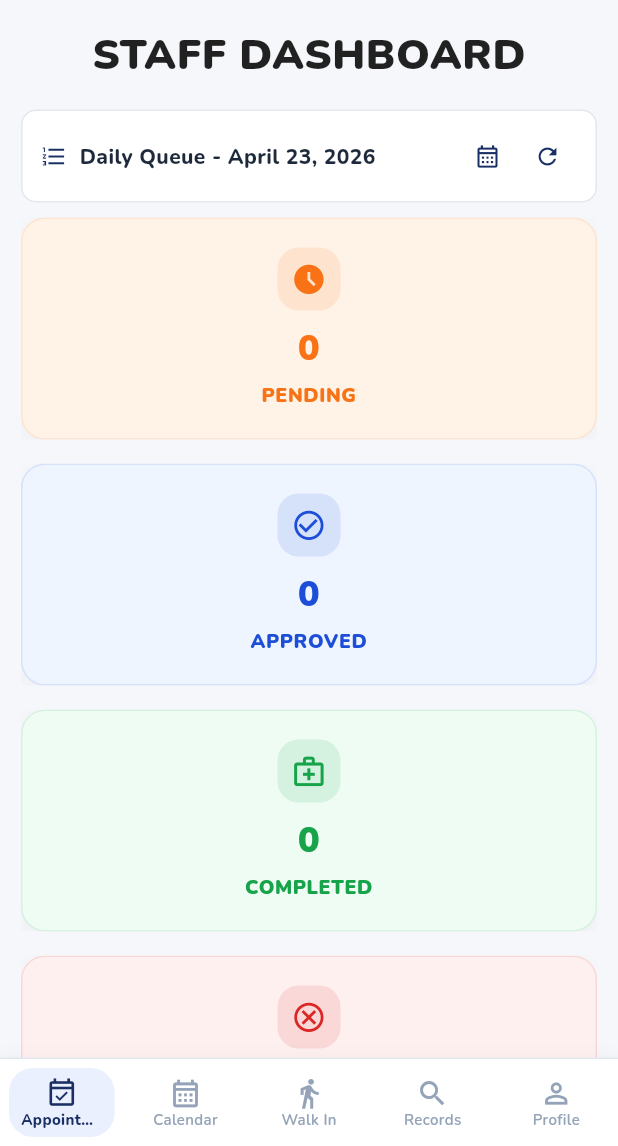
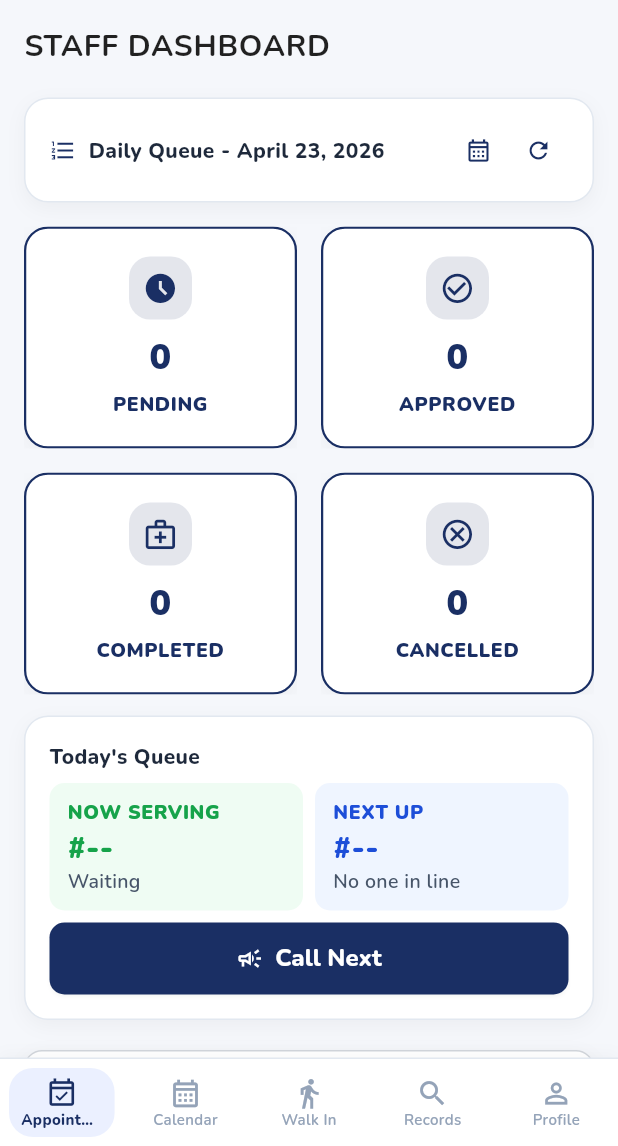
Before and after one commit to qwerty7605/dent-queue, a Flutter app: the StaffDashboardView screen opened directly with empty values, on a phone screen of 412 x 824 dp, the part 90-1236 px from its top. Run offline on Flutter 3.47's test engine with Material 3 defaults, Android fonts, the phone set to English and light mode, and no system bars; our stand-ins replace flutter_secure_storage, google_fonts, image_picker; missing offline and left inert: dart:html; accounts and stored records are empty; network calls fail.

Commit message:
Implemented ui changes

```diff
--- a/frontend/lib/core/endpoints.dart
+++ b/frontend/lib/core/endpoints.dart
@@ -48,9 +48,13 @@ class Endpoints {
   static String updateStaffProfile(int id) => '$_base/staff/profile/$id';
 
   static String adminAppointmentsByDate(String date) =>
-      '$_base/admin/appointments?date=$date';
-  static String adminCalendarAppointments(String date) =>
-      '$_base/admin/calendar/appointments?date=$date';
+      _withQueryParameters('$_base/admin/appointments', <String, String>{
+        'date': date,
+      });
+  static String adminCalendarAppointments(String date) => _withQueryParameters(
+    '$_base/admin/calendar/appointments',
+    <String, String>{'date': date},
+  );
   static String adminCalendarAppointmentDetails(int id) =>
       '$_base/admin/calendar/appointments/$id';
   static String adminDashboardStats([
--- a/frontend/lib/services/base_service.dart
+++ b/frontend/lib/services/base_service.dart
@@ -88,9 +88,10 @@ class BaseService {
   Future<http.Response> getRaw(
     String path, {
     Map<String, String> headers = const <String, String>{},
+    Duration? timeout,
   }) async {
     try {
-      return await _apiClient.getRaw(path, headers: headers);
+      return await _apiClient.getRaw(path, headers: headers, timeout: timeout);
     } on ApiException {
       rethrow;
     }
--- a/frontend/lib/views/staff_dashboard_view.dart
+++ b/frontend/lib/views/staff_dashboard_view.dart
@@ -174,7 +174,7 @@ class _StaffDashboardViewState extends State<StaffDashboardView> {
         setState(() {
           _isLoadingAppointments = false;
         });
-        _showStatusMessage(e.message);
+        _showStatusMessage(_resolveApiErrorMessage(e));
         return;
       }
 
@@ -183,7 +183,7 @@ class _StaffDashboardViewState extends State<StaffDashboardView> {
         _cancelledAppointments = [];
         _queueStatus = null;
         _isLoadingAppointments = false;
-        _appointmentsLoadError = e.message;
+        _appointmentsLoadError = _resolveApiErrorMessage(e);
       });
     } catch (_) {
       if (!mounted) return;
@@ -215,8 +215,6 @@ class _StaffDashboardViewState extends State<StaffDashboardView> {
   }
 
   Future<void> _initializeAppointments() async {
-    await _selectNextBookedDateForInitialLoad();
-    if (!mounted) return;
     await _loadAppointmentsForSelectedDate();
   }
 
@@ -255,37 +253,6 @@ class _StaffDashboardViewState extends State<StaffDashboardView> {
     );
     if (!mounted) return;
     await _loadUnreadNotificationCount();
-  }
-
-  Future<void> _selectNextBookedDateForInitialLoad() async {
-    try {
-      final appointments = await _appointmentService.getAdminMasterList();
-      final today = _startOfDay(DateTime.now());
-
-      DateTime? nextBookedDate;
-
-      for (final appointment in appointments) {
-        final status = normalizeAppointmentStatus(appointment['status']);
-        if (status == 'cancelled') {
-          continue;
-        }
-
-        final parsedDate = _parseApiDate(appointment['date']);
-        if (parsedDate == null || parsedDate.isBefore(today)) {
-          continue;
-        }
-
-        if (nextBookedDate == null || parsedDate.isBefore(nextBookedDate)) {
-          nextBookedDate = parsedDate;
-        }
-      }
-
-      if (nextBookedDate != null) {
-        _selectedDate = nextBookedDate;
-      }
-    } catch (_) {
-      // Fall back to today's queue when the master list is unavailable.
-    }
   }
 
   Future<void> _pickDate() async {
@@ -881,8 +848,8 @@ class _StaffDashboardViewState extends State<StaffDashboardView> {
 
     return LayoutBuilder(
       builder: (context, constraints) {
-        final horizontalPadding = constraints.maxWidth < 440 ? 14.0 : 22.0;
-        final maxWidth = constraints.maxWidth > 1024 ? 920.0 : double.infinity;
+        final horizontalPadding = constraints.maxWidth < 420 ? 16.0 : 24.0;
+        final maxWidth = constraints.maxWidth > 920 ? 920.0 : double.infinity;
         final summaryWidth = maxWidth == double.infinity
             ? constraints.maxWidth
             : maxWidth;
@@ -906,28 +873,26 @@ class _StaffDashboardViewState extends State<StaffDashboardView> {
                 child: Column(
                   crossAxisAlignment: CrossAxisAlignment.start,
                   children: [
-                    Center(
-                      child: Text(
-                        '$_accountRoleTag DASHBOARD',
-                        style: TextStyle(
-                          fontSize: MobileTypography.pageTitle(context),
-                          fontWeight: FontWeight.w900,
-                          letterSpacing: 0.4,
-                          color: Colors.black87,
-                        ),
+                    Text(
+                      _isReadOnlyAccount ? 'INTERN DASHBOARD' : 'STAFF DASHBOARD',
+                      style: TextStyle(
+                        fontSize: MobileTypography.sectionTitle(context),
+                        fontWeight: FontWeight.bold,
+                        letterSpacing: 0.5,
+                        color: Colors.black87,
                       ),
                     ),
+                    const SizedBox(height: 20),
+                    _buildDailyQueueHeader(),
                     const SizedBox(height: 16),
-                    _buildDailyQueueHeader(),
-                    const SizedBox(height: 10),
                     _buildSummaryCards(summaryWidth),
-                    const SizedBox(height: 10),
+                    const SizedBox(height: 14),
                     _buildTodayQueuePanel(),
-                    const SizedBox(height: 14),
+                    const SizedBox(height: 20),
                     _buildSearchField(),
-                    const SizedBox(height: 10),
+                    const SizedBox(height: 16),
                     _buildFilterRow(),
-                    const SizedBox(height: 12),
+                    const SizedBox(height: 16),
                     if (_isLoadingAppointments)
                       _buildLoadingState()
                     else if (_appointmentsLoadError != null)
@@ -966,41 +931,37 @@ class _StaffDashboardViewState extends State<StaffDashboardView> {
         'label': 'PENDING',
         'count': pendingCount.toString(),
         'icon': Icons.access_time_filled,
-        'color': const Color(0xFFF97316),
-        'backgroundColor': const Color(0xFFFFF3E8),
+        'color': const Color(0xFF1A2F64),
+        'backgroundColor': Colors.white,
         'filter': _StaffFilter.pending,
       },
       {
         'label': 'APPROVED',
         'count': approvedCount.toString(),
         'icon': Icons.check_circle_outline,
-        'color': const Color(0xFF1D4ED8),
-        'backgroundColor': const Color(0xFFEFF5FF),
+        'color': const Color(0xFF1A2F64),
+        'backgroundColor': Colors.white,
         'filter': _StaffFilter.approved,
       },
       {
         'label': 'COMPLETED',
         'count': completedCount.toString(),
         'icon': Icons.medical_services_outlined,
-        'color': const Color(0xFF16A34A),
-        'backgroundColor': const Color(0xFFEFFCF3),
+        'color': const Color(0xFF1A2F64),
+        'backgroundColor': Colors.white,
         'filter': _StaffFilter.completed,
       },
       {
         'label': 'CANCELLED',
         'count': cancelledCount.toString(),
         'icon': Icons.cancel_outlined,
-        'color': const Color(0xFFDC2626),
-        'backgroundColor': const Color(0xFFFFF0F0),
+        'color': const Color(0xFF1A2F64),
+        'backgroundColor': Colors.white,
         'filter': _StaffFilter.cancelled,
       },
     ];
 
-    final crossAxisCount = availableWidth >= 860
-        ? 4
-        : availableWidth >= 420
-        ? 2
-        : 1;
+    final crossAxisCount = availableWidth >= 860 ? 4 : 2;
 
     return GridView.builder(
       itemCount: cards.length,
@@ -1027,6 +988,7 @@ class _StaffDashboardViewState extends State<StaffDashboardView> {
           icon: icon,
           accentColor: color,
           backgroundColor: backgroundColor,
+          borderColor: color,
           isSelected: _selectedFilter == filter,
           onTap: () {
             setState(() {
@@ -1053,12 +1015,12 @@ class _StaffDashboardViewState extends State<StaffDashboardView> {
     return Container(
       decoration: BoxDecoration(
         color: Colors.white,
-        borderRadius: BorderRadius.circular(10),
+        borderRadius: BorderRadius.circular(12),
         boxShadow: [
           BoxShadow(
             color: Colors.black.withValues(alpha: 0.05),
-            blurRadius: 6,
-            offset: const Offset(0, 2),
+            blurRadius: 10,
+            offset: const Offset(0, 4),
           ),
         ],
       ),
@@ -1066,26 +1028,26 @@ class _StaffDashboardViewState extends State<StaffDashboardView> {
         controller: _searchController,
         onChanged: (_) => setState(() {}),
         decoration: InputDecoration(
-          hintText: 'Search Patient name...',
+          hintText: 'Search patient name...',
           hintStyle: const TextStyle(
             color: Color(0xFF9CA3AF),
             fontWeight: FontWeight.w600,
           ),
           suffixIcon: const Icon(Icons.search, color: Color(0xFF6B7280)),
           contentPadding: const EdgeInsets.symmetric(
-            horizontal: 14,
-            vertical: 12,
+            horizontal: 16,
+            vertical: 14,
           ),
           border: OutlineInputBorder(
-            borderRadius: BorderRadius.circular(10),
+            borderRadius: BorderRadius.circular(12),
             borderSide: const BorderSide(color: Color(0xFFD1D5DB)),
           ),
           enabledBorder: OutlineInputBorder(
-            borderRadius: BorderRadius.circular(10),
+            borderRadius: BorderRadius.circular(12),
             borderSide: const BorderSide(color: Color(0xFFD1D5DB)),
           ),
           focusedBorder: OutlineInputBorder(
-            borderRadius: BorderRadius.circular(10),
+            borderRadius: BorderRadius.circular(12),
             borderSide: const BorderSide(color: Color(0xFF1A2F64), width: 1.3),
           ),
           isDense: true,
@@ -1097,11 +1059,18 @@ class _StaffDashboardViewState extends State<StaffDashboardView> {
   Widget _buildDailyQueueHeader() {
     return Container(
       width: double.infinity,
-      padding: const EdgeInsets.symmetric(horizontal: 12, vertical: 10),
+      padding: const EdgeInsets.symmetric(horizontal: 16, vertical: 14),
       decoration: BoxDecoration(
         color: Colors.white,
-        borderRadius: BorderRadius.circular(10),
+        borderRadius: BorderRadius.circular(16),
         border: Border.all(color: const Color(0xFFE2E8F0)),
+        boxShadow: [
+          BoxShadow(
+            color: Colors.black.withValues(alpha: 0.04),
+            blurRadius: 10,
+            offset: const Offset(0, 4),
+          ),
+        ],
       ),
       child: Column(
         children: [
@@ -1152,11 +1121,18 @@ class _StaffDashboardViewState extends State<StaffDashboardView> {
 
     return Container(
       width: double.infinity,
-      padding: const EdgeInsets.all(14),
+      padding: const EdgeInsets.all(16),
       decoration: BoxDecoration(
         color: Colors.white,
-        borderRadius: BorderRadius.circular(10),
+        borderRadius: BorderRadius.circular(16),
         border: Border.all(color: const Color(0xFFE2E8F0)),
+        boxShadow: [
+          BoxShadow(
+            color: Colors.black.withValues(alpha: 0.04),
+            blurRadius: 10,
+            offset: const Offset(0, 4),
+          ),
+        ],
       ),
       child: Column(
         crossAxisAlignment: CrossAxisAlignment.start,
@@ -1417,27 +1393,28 @@ class _StaffDashboardViewState extends State<StaffDashboardView> {
   Widget _buildFilterChip(String label, _StaffFilter filter) {
     final selected = _selectedFilter == filter;
 
-    return InkWell(
-      borderRadius: BorderRadius.circular(18),
-      onTap: () {
+    return FilterChip(
+      label: Text(
+        label,
+        style: TextStyle(
+          color: selected ? Colors.white : const Color(0xFF475569),
+          fontWeight: selected ? FontWeight.w800 : FontWeight.w700,
+          fontSize: 13,
+        ),
+      ),
+      selected: selected,
+      onSelected: (_) {
         setState(() {
           _selectedFilter = filter;
         });
       },
-      child: Container(
-        padding: const EdgeInsets.symmetric(horizontal: 14, vertical: 6),
-        decoration: BoxDecoration(
-          color: selected ? const Color(0xFF1A2F64) : const Color(0xFFECEDEA),
-          borderRadius: BorderRadius.circular(18),
-        ),
-        child: Text(
-          label,
-          style: TextStyle(
-            color: selected ? Colors.white : const Color(0xFF6B7280),
-            fontWeight: selected ? FontWeight.w800 : FontWeight.w600,
-            fontSize: 13,
-          ),
-        ),
+      selectedColor: const Color(0xFF1A2F64),
+      backgroundColor: Colors.white,
+      side: const BorderSide(color: Color(0xFFD1D5DB)),
+      showCheckmark: false,
+      padding: const EdgeInsets.symmetric(horizontal: 10, vertical: 8),
+      shape: RoundedRectangleBorder(
+        borderRadius: BorderRadius.circular(999),
       ),
     );
   }
@@ -1498,13 +1475,13 @@ class _StaffDashboardViewState extends State<StaffDashboardView> {
           margin: const EdgeInsets.only(bottom: 14),
           decoration: BoxDecoration(
             color: Colors.white,
-            borderRadius: BorderRadius.circular(10),
+            borderRadius: BorderRadius.circular(12),
             border: Border.all(color: const Color(0xFFD8DEE8)),
             boxShadow: [
               BoxShadow(
                 color: Colors.black.withValues(alpha: 0.05),
-                blurRadius: 5,
-                offset: const Offset(0, 2),
+                blurRadius: 10,
+                offset: const Offset(0, 4),
               ),
             ],
           ),
@@ -1709,13 +1686,36 @@ class _StaffDashboardViewState extends State<StaffDashboardView> {
   }
 
   int _countByStatus(String key) {
-    return _dashboardAppointments()
-        .where((a) => normalizeAppointmentStatus(a['status']) == key)
-        .length;
+    return _dashboardAppointments().where((a) {
+      final status = normalizeAppointmentStatus(a['status']);
+      if (key == 'cancelled') {
+        return status == 'cancelled' ||
+            status == 'cancelled_by_doctor' ||
+            status == 'reschedule_required';
+      }
+
+      return status == key;
+    }).length;
   }
 
   List<Map<String, dynamic>> _dashboardAppointments() {
     return [..._appointments, ..._cancelledAppointments];
+  }
+
+  String _resolveApiErrorMessage(ApiException exception) {
+    final errors = exception.errors;
+    if (errors != null && errors.isNotEmpty) {
+      for (final value in errors.values) {
+        if (value is List && value.isNotEmpty) {
+          return value.first.toString();
+        }
+        if (value != null) {
+          return value.toString();
+        }
+      }
+    }
+
+    return exception.message;
   }
 
   List<Map<String, dynamic>> _computeVisibleAppointments() {
@@ -2008,24 +2008,6 @@ class _StaffDashboardViewState extends State<StaffDashboardView> {
     final month = date.month.toString().padLeft(2, '0');
     final day = date.day.toString().padLeft(2, '0');
     return '$year-$month-$day';
-  }
-
-  DateTime _startOfDay(DateTime date) {
-    return DateTime(date.year, date.month, date.day);
-  }
-
-  DateTime? _parseApiDate(dynamic value) {
-    final raw = value?.toString().trim() ?? '';
-    if (raw.isEmpty) {
-      return null;
-    }
-
-    final parsed = DateTime.tryParse(raw);
-    if (parsed == null) {
-      return null;
-    }
-
-    return _startOfDay(parsed);
   }
 
   String _formatLongDate(DateTime date) {
```
Also changed, not shown: frontend/lib/core/api_client.dart (+13 -6 lines), frontend/lib/services/admin_dashboard_service.dart (+24 -0 lines), frontend/lib/views/admin_master_list_view.dart (+16 -1 lines), frontend/lib/views/admin_reports_view.dart (+7 -1 lines), 5 other files.
